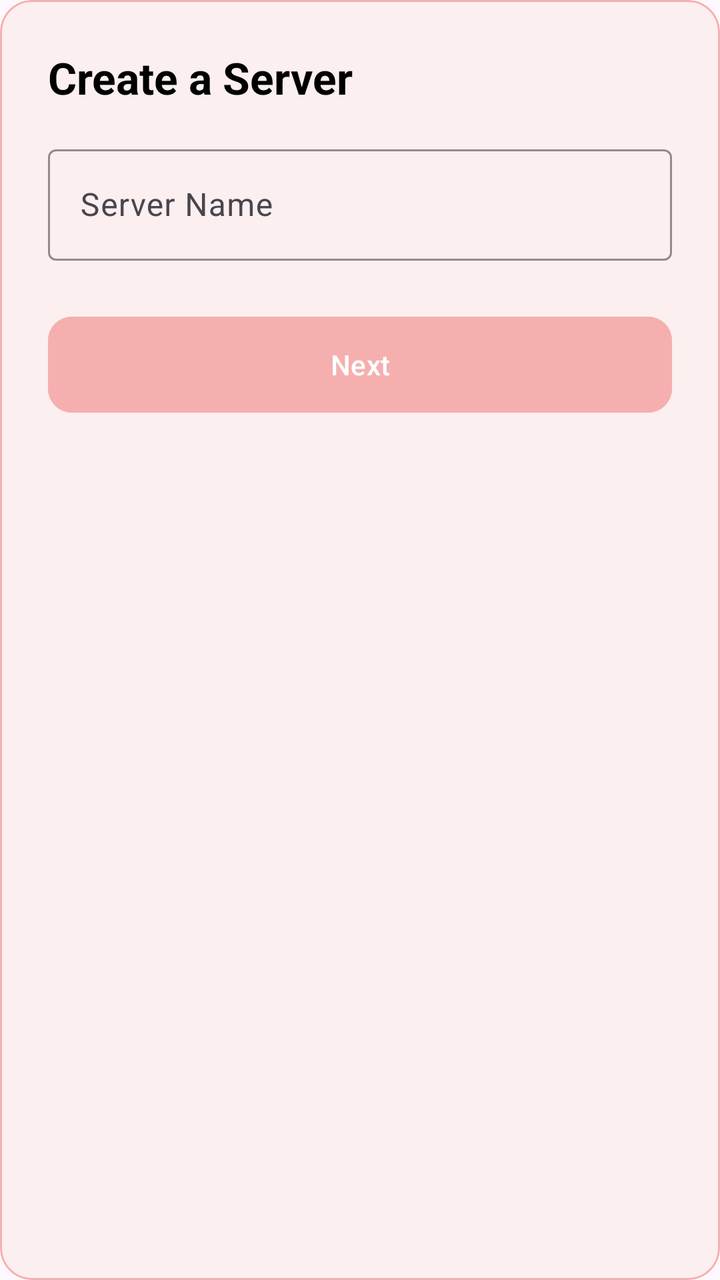
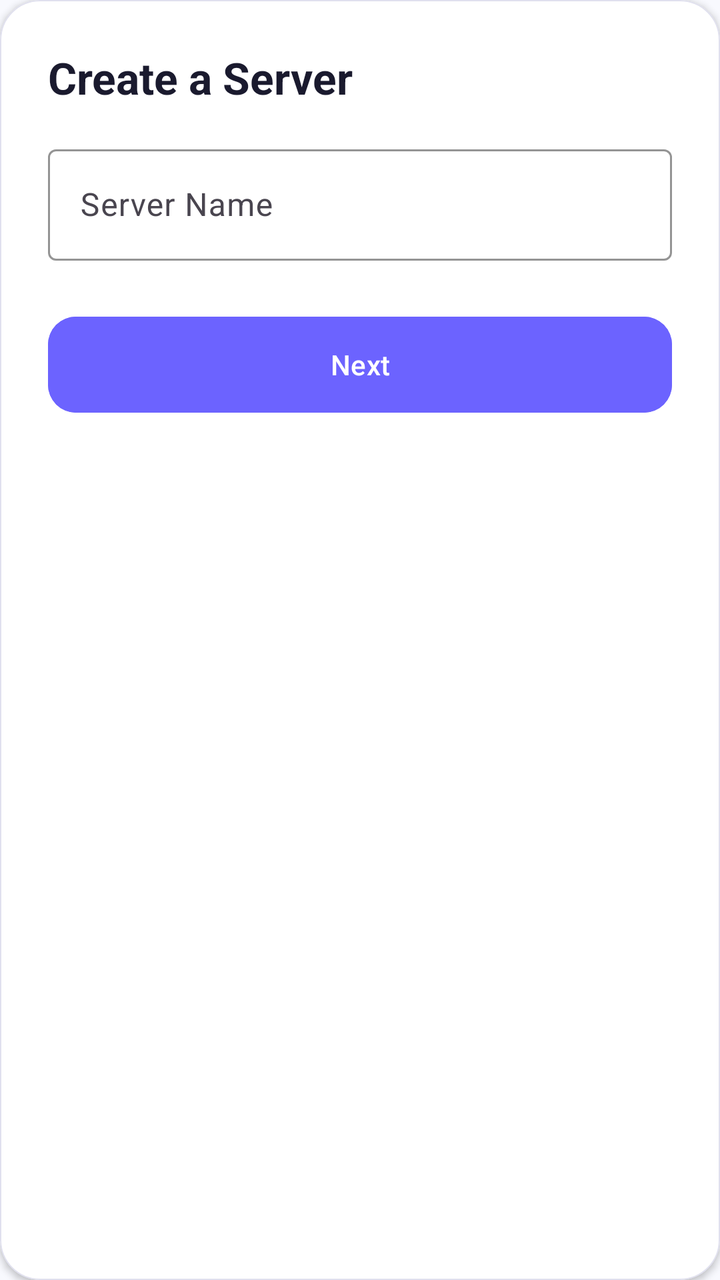

Two renders of the same Android screen: before a commit and after it. Below are the layout's source before the change and the commit's diff.
<!-- AndroidManifest.xml: application theme Theme.SE114_CallingSystem -->
<!-- res/layout/activity_create_server.xml -->
<?xml version="1.0" encoding="utf-8"?>
<com.google.android.material.card.MaterialCardView
    xmlns:android="http://schemas.android.com/apk/res/android"
    xmlns:app="http://schemas.android.com/apk/res-auto"
    android:layout_width="match_parent"
    android:layout_height="wrap_content"
    android:layout_margin="16dp"
    app:cardBackgroundColor="@color/bg_alter"
    app:cardCornerRadius="16dp"
    app:cardElevation="0dp"
    app:strokeColor="@color/accent_border"
    app:strokeWidth="1dp">

    <LinearLayout
        android:layout_width="match_parent"
        android:layout_height="wrap_content"
        android:orientation="vertical"
        android:padding="24dp">

        <ViewFlipper
            android:id="@+id/viewFlipper"
            android:layout_width="match_parent"
            android:layout_height="wrap_content"
            android:inAnimation="@android:anim/slide_in_left"
            android:outAnimation="@android:anim/slide_out_right">

            <LinearLayout
                android:layout_width="match_parent"
                android:layout_height="wrap_content"
                android:orientation="vertical">

                <TextView
                    android:layout_width="wrap_content"
                    android:layout_height="wrap_content"
                    android:text="Create a Server"
                    android:textSize="22sp"
                    android:textStyle="bold"
                    android:textColor="@color/tint_default"
                    android:layout_marginBottom="16dp"/>

                <com.google.android.material.textfield.TextInputLayout
                    android:layout_width="match_parent"
                    android:layout_height="wrap_content"
                    android:layout_marginBottom="24dp"
                    app:hintTextColor="@color/tint_default"
                    app:boxStrokeColor="@color/accent_border"
                    android:hint="Server Name">
                    <com.google.android.material.textfield.TextInputEditText
                        android:id="@+id/etServerName"
                        android:layout_width="match_parent"
                        android:layout_height="wrap_content"
                        android:textColor="@color/tint_default"/>
                </com.google.android.material.textfield.TextInputLayout>

                <com.google.android.material.button.MaterialButton
                    android:id="@+id/btnNext1"
                    android:layout_width="match_parent"
                    android:layout_height="56dp"
                    android:text="Next"
                    app:cornerRadius="12dp"
                    android:backgroundTint="@color/tint_alter"
                    android:textColor="@color/white"/>
            </LinearLayout>

            <LinearLayout
                android:layout_width="match_parent"
                android:layout_height="wrap_content"
                android:orientation="vertical">

                <TextView
                    android:layout_width="wrap_content"
                    android:layout_height="wrap_content"
                    android:text="Server Purpose"
                    android:textSize="22sp"
                    android:textStyle="bold"
                    android:textColor="@color/tint_default"
                    android:layout_marginBottom="16dp"/>

                <com.google.android.material.textfield.TextInputLayout
                    android:layout_width="match_parent"
                    android:layout_height="wrap_content"
                    android:layout_marginBottom="24dp"
                    app:hintTextColor="@color/tint_default"
                    app:boxStrokeColor="@color/accent_border"
                    android:hint="Tell us more about it">
                    <com.google.android.material.textfield.TextInputEditText
                        android:id="@+id/etPurpose"
                        android:layout_width="match_parent"
                        android:layout_height="wrap_content"
                        android:textColor="@color/tint_default"/>
                </com.google.android.material.textfield.TextInputLayout>

                <LinearLayout
                    android:layout_width="match_parent"
                    android:layout_height="wrap_content"
                    android:orientation="horizontal">
                    <com.google.android.material.button.MaterialButton
                        android:id="@+id/btnBack2"
                        style="@style/Widget.MaterialComponents.Button.OutlinedButton"
                        android:layout_width="0dp"
                        android:layout_weight="1"
                        android:layout_height="56dp"
                        android:text="Back"
                        app:cornerRadius="12dp"
                        app:strokeColor="@color/accent_border"
                        android:textColor="@color/tint_alter"
                        android:layout_marginEnd="8dp"/>
                    <com.google.android.material.button.MaterialButton
                        android:id="@+id/btnNext2"
                        android:layout_width="0dp"
                        android:layout_weight="1"
                        android:layout_height="56dp"
                        android:text="Next"
                        app:cornerRadius="12dp"
                        android:backgroundTint="@color/tint_alter"
                        android:textColor="@color/white"
                        android:layout_marginStart="8dp"/>
                </LinearLayout>
            </LinearLayout>

            <LinearLayout
                android:layout_width="match_parent"
                android:layout_height="wrap_content"
                android:orientation="vertical">

                <TextView
                    android:layout_width="wrap_content"
                    android:layout_height="wrap_content"
                    android:text="Invite Friends"
                    android:textSize="22sp"
                    android:textStyle="bold"
                    android:textColor="@color/tint_default"
                    android:layout_marginBottom="16dp"/>

                <com.google.android.material.button.MaterialButton
                    android:id="@+id/btnInvite"
                    style="@style/Widget.MaterialComponents.Button.OutlinedButton"
                    android:layout_width="match_parent"
                    android:layout_height="56dp"
                    android:text="Share Invite Link"
                    app:cornerRadius="12dp"
                    app:strokeColor="@color/accent_border"
                    android:textColor="@color/tint_alter"
                    android:layout_marginBottom="24dp"/>

                <LinearLayout
                    android:layout_width="match_parent"
                    android:layout_height="wrap_content"
                    android:orientation="horizontal">
                    <com.google.android.material.button.MaterialButton
                        android:id="@+id/btnBack3"
                        style="@style/Widget.MaterialComponents.Button.OutlinedButton"
                        android:layout_width="0dp"
                        android:layout_weight="1"
                        android:layout_height="56dp"
                        android:text="Back"
                        app:cornerRadius="12dp"
                        app:strokeColor="@color/accent_border"
                        android:textColor="@color/tint_alter"
                        android:layout_marginEnd="8dp"/>
                    <com.google.android.material.button.MaterialButton
                        android:id="@+id/btnFinish"
                        android:layout_width="0dp"
                        android:layout_weight="1"
                        android:layout_height="56dp"
                        android:text="Create"
                        app:cornerRadius="12dp"
                        android:backgroundTint="@color/tint_alter"
                        android:textColor="@color/white"
                        android:layout_marginStart="8dp"/>
                </LinearLayout>
            </LinearLayout>

        </ViewFlipper>
    </LinearLayout>
</com.google.android.material.card.MaterialCardView>
<!-- resources referenced by this layout -->
<resources>
  <color name="accent_border">#F5AFAF</color>
  <color name="bg_alter">#FBEFEF</color>
  <color name="tint_alter">#F5AFAF</color>
  <color name="tint_default">#000000</color>
  <color name="white">#FFFFFFFF</color>
  <style name="Theme.SE114_CallingSystem" parent="Base.Theme.SE114_CallingSystem" />
  <style name="Base.Theme.SE114_CallingSystem" parent="Theme.Material3.DayNight.NoActionBar">
          
          
      </style>
</resources>

<!-- the commit's change to res/layout/activity_create_server.xml (unified diff, before → after) -->
@@ -5,11 +5,11 @@
     android:layout_width="match_parent"
     android:layout_height="wrap_content"
     android:layout_margin="16dp"
-    app:cardBackgroundColor="@color/bg_alter"
-    app:cardCornerRadius="16dp"
-    app:cardElevation="0dp"
-    app:strokeColor="@color/accent_border"
-    app:strokeWidth="1dp">
+    app:cardBackgroundColor="@color/bg_secondary"
+    app:cardCornerRadius="20dp"
+    app:cardElevation="2dp"
+    app:strokeColor="@color/card_stroke"
+    app:strokeWidth="0.5dp">
 
     <LinearLayout
         android:layout_width="match_parent"
@@ -35,21 +35,21 @@
                     android:text="Create a Server"
                     android:textSize="22sp"
                     android:textStyle="bold"
-                    android:textColor="@color/tint_default"
+                    android:textColor="@color/text_primary"
                     android:layout_marginBottom="16dp"/>
 
                 <com.google.android.material.textfield.TextInputLayout
                     android:layout_width="match_parent"
                     android:layout_height="wrap_content"
                     android:layout_marginBottom="24dp"
-                    app:hintTextColor="@color/tint_default"
-                    app:boxStrokeColor="@color/accent_border"
+                    app:hintTextColor="@color/accent"
+                    app:boxStrokeColor="@color/accent"
                     android:hint="Server Name">
                     <com.google.android.material.textfield.TextInputEditText
                         android:id="@+id/etServerName"
                         android:layout_width="match_parent"
                         android:layout_height="wrap_content"
-                        android:textColor="@color/tint_default"/>
+                        android:textColor="@color/text_primary"/>
                 </com.google.android.material.textfield.TextInputLayout>
 
                 <com.google.android.material.button.MaterialButton
@@ -57,9 +57,9 @@
                     android:layout_width="match_parent"
                     android:layout_height="56dp"
                     android:text="Next"
-                    app:cornerRadius="12dp"
-                    android:backgroundTint="@color/tint_alter"
-                    android:textColor="@color/white"/>
+                    app:cornerRadius="14dp"
+                    android:backgroundTint="@color/accent"
+                    android:textColor="@color/text_on_accent"/>
             </LinearLayout>
 
             <LinearLayout
@@ -73,21 +73,21 @@
                     android:text="Server Purpose"
                     android:textSize="22sp"
                     android:textStyle="bold"
-                    android:textColor="@color/tint_default"
+                    android:textColor="@color/text_primary"
                     android:layout_marginBottom="16dp"/>
 
                 <com.google.android.material.textfield.TextInputLayout
                     android:layout_width="match_parent"
                     android:layout_height="wrap_content"
                     android:layout_marginBottom="24dp"
-                    app:hintTextColor="@color/tint_default"
-                    app:boxStrokeColor="@color/accent_border"
+                    app:hintTextColor="@color/accent"
+                    app:boxStrokeColor="@color/accent"
                     android:hint="Tell us more about it">
                     <com.google.android.material.textfield.TextInputEditText
                         android:id="@+id/etPurpose"
                         android:layout_width="match_parent"
                         android:layout_height="wrap_content"
-                        android:textColor="@color/tint_default"/>
+                        android:textColor="@color/text_primary"/>
                 </com.google.android.material.textfield.TextInputLayout>
 
                 <LinearLayout
@@ -101,9 +101,9 @@
                         android:layout_weight="1"
                         android:layout_height="56dp"
                         android:text="Back"
-                        app:cornerRadius="12dp"
-                        app:strokeColor="@color/accent_border"
-                        android:textColor="@color/tint_alter"
+                        app:cornerRadius="14dp"
+                        app:strokeColor="@color/card_stroke"
+                        android:textColor="@color/text_secondary"
                         android:layout_marginEnd="8dp"/>
                     <com.google.android.material.button.MaterialButton
                         android:id="@+id/btnNext2"
@@ -111,9 +111,9 @@
                         android:layout_weight="1"
                         android:layout_height="56dp"
                         android:text="Next"
-                        app:cornerRadius="12dp"
-                        android:backgroundTint="@color/tint_alter"
-                        android:textColor="@color/white"
+                        app:cornerRadius="14dp"
+                        android:backgroundTint="@color/accent"
+                        android:textColor="@color/text_on_accent"
                         android:layout_marginStart="8dp"/>
                 </LinearLayout>
             </LinearLayout>
@@ -129,7 +129,7 @@
                     android:text="Invite Friends"
                     android:textSize="22sp"
                     android:textStyle="bold"
-                    android:textColor="@color/tint_default"
+                    android:textColor="@color/text_primary"
                     android:layout_marginBottom="16dp"/>
 
                 <com.google.android.material.button.MaterialButton
@@ -138,9 +138,9 @@
                     android:layout_width="match_parent"
                     android:layout_height="56dp"
                     android:text="Share Invite Link"
-                    app:cornerRadius="12dp"
-                    app:strokeColor="@color/accent_border"
-                    android:textColor="@color/tint_alter"
+                    app:cornerRadius="14dp"
+                    app:strokeColor="@color/accent"
+                    android:textColor="@color/accent"
                     android:layout_marginBottom="24dp"/>
 
                 <LinearLayout
@@ -154,9 +154,9 @@
                         android:layout_weight="1"
                         android:layout_height="56dp"
                         android:text="Back"
-                        app:cornerRadius="12dp"
-                        app:strokeColor="@color/accent_border"
-                        android:textColor="@color/tint_alter"
+                        app:cornerRadius="14dp"
+                        app:strokeColor="@color/card_stroke"
+                        android:textColor="@color/text_secondary"
                         android:layout_marginEnd="8dp"/>
                     <com.google.android.material.button.MaterialButton
                         android:id="@+id/btnFinish"
@@ -164,9 +164,9 @@
                         android:layout_weight="1"
                         android:layout_height="56dp"
                         android:text="Create"
-                        app:cornerRadius="12dp"
-                        android:backgroundTint="@color/tint_alter"
-                        android:textColor="@color/white"
+                        app:cornerRadius="14dp"
+                        android:backgroundTint="@color/accent"
+                        android:textColor="@color/text_on_accent"
                         android:layout_marginStart="8dp"/>
                 </LinearLayout>
             </LinearLayout>
<!-- resource entries referenced after the edit -->
@@ -1,14 +1,21 @@
 <!-- resources referenced by this layout -->
 <resources>
-  <color name="accent_border">#F5AFAF</color>
-  <color name="bg_alter">#FBEFEF</color>
-  <color name="tint_alter">#F5AFAF</color>
-  <color name="tint_default">#000000</color>
-  <color name="white">#FFFFFFFF</color>
+  <color name="accent">#6C63FF</color>
+  <color name="bg_secondary">#FFFFFF</color>
+  <color name="card_stroke">#E0E0EE</color>
+  <color name="text_on_accent">#FFFFFF</color>
+  <color name="text_primary">#1A1A2E</color>
+  <color name="text_secondary">#6B6B80</color>
   <style name="Theme.SE114_CallingSystem" parent="Base.Theme.SE114_CallingSystem" />
   <style name="Base.Theme.SE114_CallingSystem" parent="Theme.Material3.DayNight.NoActionBar">
-          
-          
+          <item name="colorPrimary">@color/accent</item>
+          <item name="colorOnPrimary">@color/text_on_accent</item>
+          <item name="colorSecondary">@color/accent_light</item>
+          <item name="android:windowBackground">@color/bg_primary</item>
+          <item name="android:statusBarColor">@color/bg_primary</item>
+          <item name="android:navigationBarColor">@color/bg_primary</item>
       </style>
+  <color name="accent_light">#8B83FF</color>
+  <color name="bg_primary">#F8F9FE</color>
 </resources>
 
